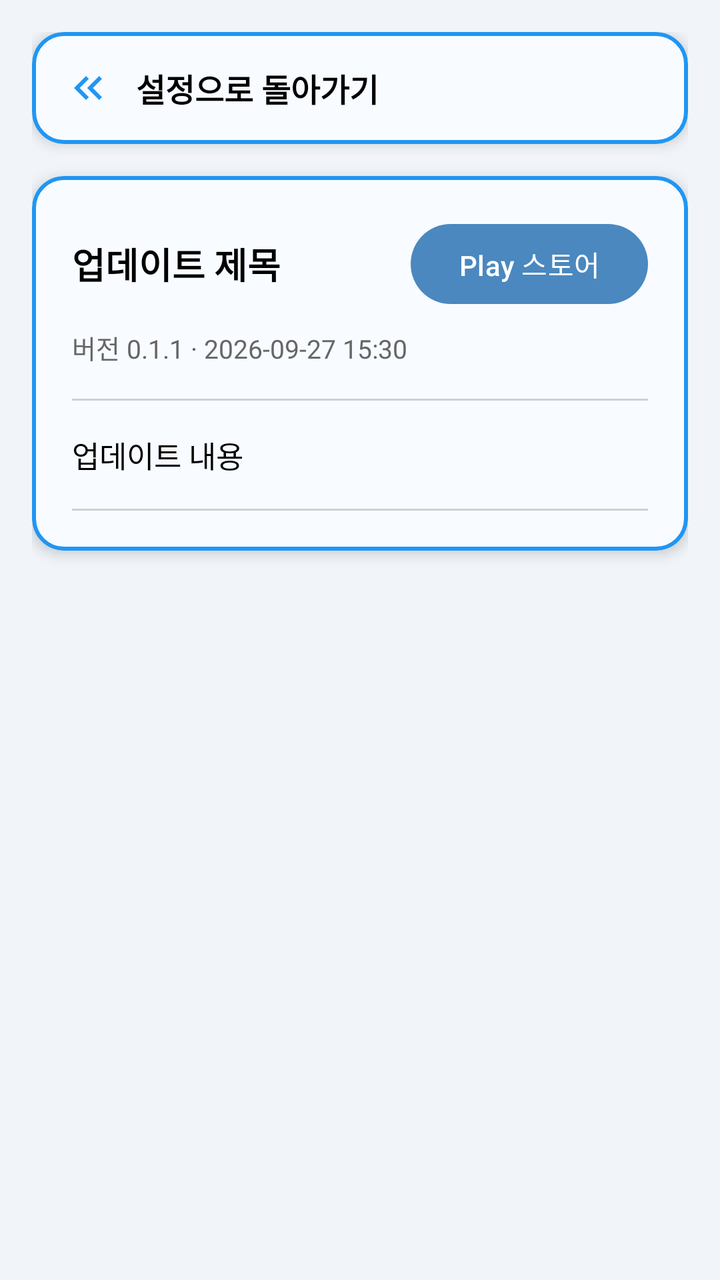
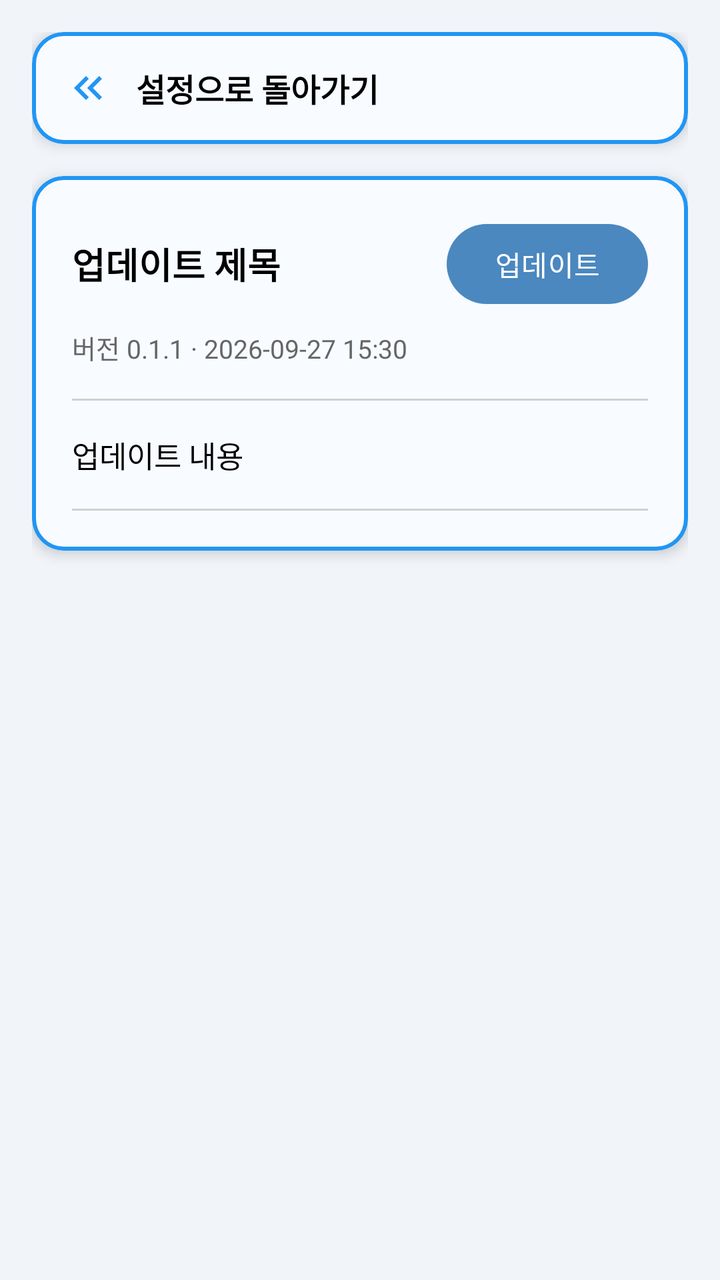

Two renders of the same Android screen: before a commit and after it. Below are the layout's source before the change and the commit's diff.
<!-- AndroidManifest.xml: application theme Theme.Haru_Spot -->
<!-- res/layout/fragment_setting_update_sheet.xml -->
<?xml version="1.0" encoding="utf-8"?>
<androidx.core.widget.NestedScrollView
    xmlns:android="http://schemas.android.com/apk/res/android"
    xmlns:app="http://schemas.android.com/apk/res-auto"
    xmlns:tools="http://schemas.android.com/tools"
    android:layout_width="match_parent"
    android:layout_height="match_parent"
    android:background="@color/background1"
    android:fillViewport="true"
    tools:context=".ui.settingfragment.fragment_update_sheet">

    <LinearLayout
        android:layout_width="match_parent"
        android:layout_height="wrap_content"
        android:orientation="vertical"
        android:padding="16dp">

        
        
        
        <com.google.android.material.card.MaterialCardView
            android:id="@+id/layout_back_to_setting"
            android:layout_width="match_parent"
            android:layout_height="wrap_content"
            android:clickable="true"
            android:focusable="true"
            android:foreground="?attr/selectableItemBackground"
            app:cardBackgroundColor="#F8FBFF"
            app:cardCornerRadius="16dp"
            app:cardElevation="4dp"
            app:strokeColor="#2196F3"
            app:strokeWidth="2dp">

            <LinearLayout
                android:layout_width="match_parent"
                android:layout_height="wrap_content"
                android:orientation="horizontal"
                android:gravity="center_vertical"
                android:padding="16dp">

                <ImageView
                    android:layout_width="24dp"
                    android:layout_height="24dp"
                    android:src="@drawable/baseline_keyboard_double_arrow_left_24"
                    android:contentDescription="돌아가기 아이콘" />

                <TextView
                    android:layout_width="wrap_content"
                    android:layout_height="wrap_content"
                    android:layout_marginStart="12dp"
                    android:text="설정으로 돌아가기"
                    android:textSize="16sp"
                    android:textStyle="bold"
                    android:textColor="@android:color/black" />

            </LinearLayout>

        </com.google.android.material.card.MaterialCardView>


        
        
        
        <com.google.android.material.card.MaterialCardView
            android:id="@+id/layout_latest_update"
            android:layout_width="match_parent"
            android:layout_height="wrap_content"
            android:layout_marginTop="16dp"
            app:cardCornerRadius="16dp"
            app:cardElevation="4dp"
            app:strokeWidth="2dp"
            app:strokeColor="#2196F3"
            app:cardBackgroundColor="#F8FBFF">

            <LinearLayout
                android:layout_width="match_parent"
                android:layout_height="wrap_content"
                android:orientation="vertical"
                android:padding="20dp">

                
                <LinearLayout
                    android:layout_width="match_parent"
                    android:layout_height="wrap_content"
                    android:orientation="horizontal"
                    android:gravity="center_vertical">

                    <TextView
                        android:id="@+id/tv_update_title"
                        android:layout_width="0dp"
                        android:layout_height="wrap_content"
                        android:layout_weight="1"
                        android:text="업데이트 제목"
                        android:textSize="18sp"
                        android:textStyle="bold"
                        android:textColor="@android:color/black" />

                    <com.google.android.material.button.MaterialButton
                        android:id="@+id/btn_update"
                        android:layout_width="wrap_content"
                        android:layout_height="wrap_content"
                        app:backgroundTint="@color/단추색상"
                        android:text="Play 스토어"
                        android:textSize="14sp"
                        android:textColor="@android:color/white" />

                </LinearLayout>


                
                <TextView
                    android:id="@+id/tv_update_version_date"
                    android:layout_width="match_parent"
                    android:layout_height="wrap_content"
                    android:layout_marginTop="8dp"
                    android:text="버전 0.1.1 · 2026-09-27 15:30"
                    android:textSize="13sp"
                    android:textColor="#666666" />


                
                <View
                    android:layout_width="match_parent"
                    android:layout_height="1dp"
                    android:layout_marginTop="16dp"
                    android:background="#D0D0D0" />


                
                <TextView
                    android:id="@+id/tv_update_content"
                    android:layout_width="match_parent"
                    android:layout_height="wrap_content"
                    android:layout_marginTop="16dp"
                    android:text="업데이트 내용"
                    android:textSize="15sp"
                    android:textColor="@android:color/black"
                    android:lineSpacingExtra="4dp" />

                
                <View
                    android:layout_width="match_parent"
                    android:layout_height="1dp"
                    android:layout_marginTop="16dp"
                    android:background="#D0D0D0" />

            </LinearLayout>

        </com.google.android.material.card.MaterialCardView>

    </LinearLayout>

</androidx.core.widget.NestedScrollView>
<!-- resources referenced by this layout -->
<resources>
  <color name="background1">#F1F5F9</color>
  <!-- drawable baseline_keyboard_double_arrow_left_24 (drawable) -->
  <vector xmlns:android="http://schemas.android.com/apk/res/android" android:height="24dp" android:tint="#2196F3" android:viewportHeight="24" android:viewportWidth="24" android:width="24dp">
        
      <path android:fillColor="@android:color/white" android:pathData="M17.59,18l1.41,-1.41l-4.58,-4.59l4.58,-4.59l-1.41,-1.41l-6,6z"/>
        
      <path android:fillColor="@android:color/white" android:pathData="M11,18l1.41,-1.41l-4.58,-4.59l4.58,-4.59l-1.41,-1.41l-6,6z"/>
      
  </vector>
  <style name="Theme.Haru_Spot" parent="Theme.Material3.Light.NoActionBar">
          
          
          <item name="colorPrimary">@color/timeline_card_bg</item>
          <item name="colorPrimaryVariant">@color/timeline_card_bg</item>
          <item name="colorOnPrimary">@color/gray_dark</item>
  
          
          <item name="android:statusBarColor">@color/gray_dark</item>
  
          
          <item name="android:navigationBarColor">@color/gray_dark</item>
          
          
          
  </style>
  <color name="timeline_card_bg">#F0F4F8</color>
  <color name="gray_dark">#475467</color>
</resources>

<!-- the commit's change to res/layout/fragment_setting_update_sheet.xml (unified diff, before → after) -->
@@ -100,7 +100,7 @@
                         android:layout_width="wrap_content"
                         android:layout_height="wrap_content"
                         app:backgroundTint="@color/단추색상"
-                        android:text="Play 스토어"
+                        android:text="업데이트"
                         android:textSize="14sp"
                         android:textColor="@android:color/white" />
 
